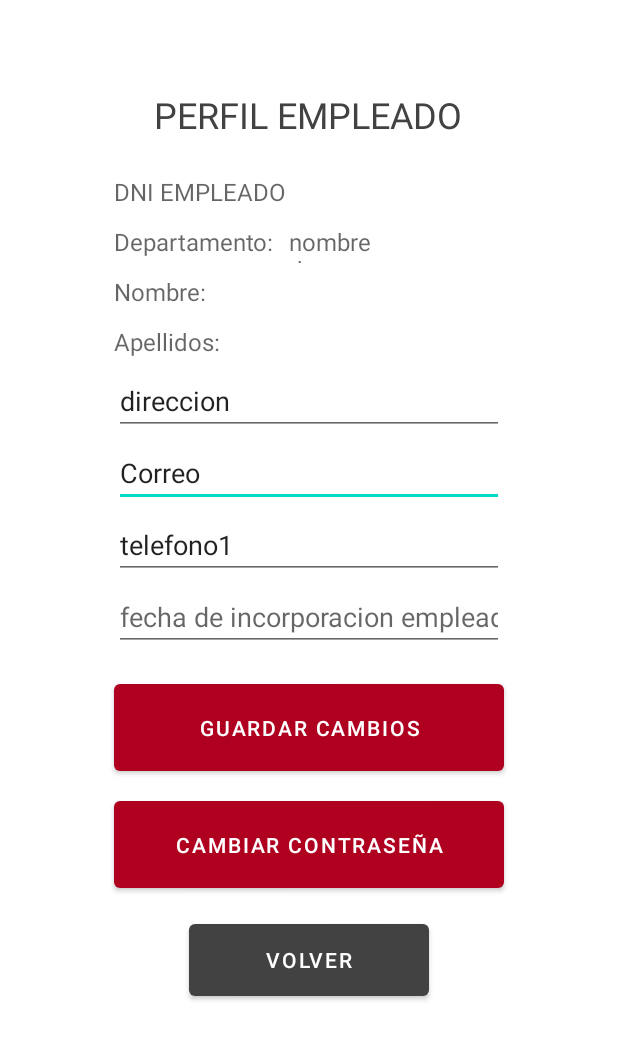
After one commit to JoseCumplido82/H91, an Android app: the ActivityPerfilEmpleado screen opened directly, with no data from a screen before it, on a phone screen of 412 x 824 dp. The commit adds this screen. Shown: the top 1040 px of the screen. Run offline under Robolectric (Android 15) with nearby library versions, the phone set to English and light mode, and no system bars.

Commit message:
añadida la clase/activity/tarea relacionadas con el perfil del empleado, en las cuales se podran ver los datos del empleado ademas de poder editar los campos, telefono, direccion y correo. Una vez aceptemos los cambios seran almacenados en la bbdd actualizando el usuario con los nuevos datos introducidos

```diff
--- a/app/src/main/AndroidManifest.xml
+++ b/app/src/main/AndroidManifest.xml
@@ -14,7 +14,8 @@
         android:roundIcon="@mipmap/ic_launcher_round"
         android:supportsRtl="true"
         android:theme="@style/Theme.H91">
-        <activity android:name=".MostrarDetalleSolicitud"></activity>
+        <activity android:name=".ActivityPerfilEmpleado"></activity>
+        <activity android:name=".MostrarDetalleSolicitud" />
         <activity android:name=".NuevoDepartamentoActivity" />
         <activity android:name=".ActivitySancionarEmpleado" />
         <activity android:name=".ActivityMensajeNotificaciones" />
--- /dev/null
+++ b/app/src/main/java/com/example/h91/ActivityPerfilEmpleado.java
@@ -0,0 +1,160 @@
+package com.example.h91;
+
+import androidx.appcompat.app.AppCompatActivity;
+
+import android.content.Intent;
+import android.os.Bundle;
+import android.util.Log;
+import android.util.Patterns;
+import android.view.View;
+import android.widget.Button;
+import android.widget.EditText;
+import android.widget.TextView;
+import android.widget.Toast;
+
+import com.example.h91.Clases.Departamento;
+import com.example.h91.Clases.Empleado;
+import com.example.h91.controladores.EmpleadoController;
+import com.example.h91.modelos.ConfiguracionDB;
+import com.example.h91.modelos.EmpleadoDB;
+
+import java.io.Serializable;
+import java.text.DateFormat;
+import java.text.ParseException;
+import java.text.SimpleDateFormat;
+import java.util.Date;
+import java.util.regex.Pattern;
+
+public class ActivityPerfilEmpleado extends AppCompatActivity {
+
+
+    TextView txt_dni1=null;
+    TextView txt_departamento1=null;
+    TextView txt_nombre1=null;
+    TextView txt_apellidos1=null;
+    EditText txt_domicilio1= null;
+    EditText txt_correo1=null;
+    EditText txt_telefono1=null;
+    EditText txt_fechaIncorpo1=null;
+    Button bt_cambiarPass=null;
+    Button bt_volverAtras=null;
+    Button bt_guardarEmpleado=null;
+    TextView txt_nombredpo=null;
+
+    @Override
+    protected void onCreate(Bundle savedInstanceState) {
+
+        //para ocultar la barra de status
+        getSupportActionBar().hide();
+
+
+
+        super.onCreate(savedInstanceState);
+        setContentView(R.layout.activity_perfil_empleado);
+        txt_dni1=(TextView)findViewById(R.id.txt_dni1);
+        txt_departamento1=(TextView)findViewById(R.id.txt_departamento1);
+        txt_nombre1=(TextView)findViewById(R.id.txt_nombre1);
+        txt_apellidos1=(TextView)findViewById(R.id.txt_apellidos1);
+        txt_domicilio1=(EditText)findViewById(R.id.txt_domicilio1);
+        txt_correo1=(EditText)findViewById(R.id.txt_correo1);
+        txt_telefono1=(EditText)findViewById(R.id.txt_telefono1);
+        txt_fechaIncorpo1=(EditText)findViewById(R.id.txt_fechaIncorpo1);
+        bt_cambiarPass=(Button)findViewById(R.id.bt_cambiarPass);
+        bt_volverAtras=(Button)findViewById(R.id.bt_volverAtras);
+        txt_nombredpo=(TextView)findViewById(R.id.txt_nombredpo);
+        bt_guardarEmpleado=(Button)findViewById(R.id.bt_guardarEmpleado);
+        String nombreDpt="";
+
+
+           boolean EmpleadoEnTabla= EmpleadoDB.EmpleadoEnTabla(ConfiguracionDB.UsuarioActual, ConfiguracionDB.PassActual);
+           if(EmpleadoEnTabla){
+              Empleado e= (EmpleadoDB.buscarEmpleadoTabla(ConfiguracionDB.UsuarioActual));
+                String dni= e.getUsuario();
+                txt_dni1.setText(dni);
+                String nombre= e.getNombre();
+                txt_nombre1.setText(nombre);
+                String apellido= e.getApellido();
+                txt_apellidos1.setText(apellido);
+
+                    int departamentoNombre=e.getIdDepartamento();
+                       if(e.getIdDepartamento()==1){
+                           nombreDpt= "Compras";
+                       }else if(e.getIdDepartamento()==2){
+                           nombreDpt="Ventas";
+                       }else if(e.getIdDepartamento()==3){
+                           nombreDpt="Financiero";
+                       }else if(e.getIdDepartamento()==4){
+                           nombreDpt="Marketplace";
+                       }else if(e.getIdDepartamento()==5){
+                           nombreDpt="Logistica";
+                       }
+                txt_departamento1.setText(String.valueOf(departamentoNombre));
+                txt_nombredpo.setText(nombreDpt);
+                String correo= e.getCorreo();
+                txt_correo1.setText(correo);
+                String telefono=e.getTelefono();
+                txt_telefono1.setText(telefono);
+                String domicilio= e.getDomicilio();
+                txt_domicilio1.setText(domicilio);
+                txt_fechaIncorpo1.setText(e.getFecha_incorporacion().toString());
+                txt_fechaIncorpo1.setFocusable(false);
+               txt_fechaIncorpo1.setEnabled(false);
+
+
+           }
+
+
+
+    }
+
+    private void mostrarToast(String encontrado) {
+        Toast.makeText(this,"logeado",Toast.LENGTH_SHORT).show();
+    }
+
+    private boolean validarEmail(String email) {
+        Pattern pattern = Patterns.EMAIL_ADDRESS;
+        return pattern.matcher(email).matches();
+    }
+
+
+    public void guardar_cambios(View view){
+        boolean EmpleadoEnTabla= EmpleadoDB.EmpleadoEnTabla(ConfiguracionDB.UsuarioActual, ConfiguracionDB.PassActual);
+        if(EmpleadoEnTabla){
+            Empleado e= (EmpleadoDB.buscarEmpleadoTabla(ConfiguracionDB.UsuarioActual));
+
+            if(!txt_correo1.getText().equals("")||!txt_domicilio1.getText().equals("")||!txt_telefono1.equals("")){
+                if(validarEmail(txt_correo1.getText().toString())){
+
+
+
+                     e= new Empleado(e.getId(),Integer.valueOf((String) txt_departamento1.getText()), txt_dni1.getText().toString(), ConfiguracionDB.PassActual, txt_nombre1.getText().toString(),
+                            txt_apellidos1.getText().toString(), txt_domicilio1.getText().toString(), txt_correo1.getText().toString(),
+                            txt_telefono1.getText().toString(),e.getFecha_incorporacion());
+
+                    Log.i("Datos del empleado", e.toString());
+                   boolean actualidadook= EmpleadoController.actualizarEmpleado(e);
+                   if(actualidadook){
+                       mostrarToast("EMPLEADO ACTUALIZADO CORRECTAMENTE");
+                       System.out.println("Empleado actualizado " + e.toString());
+                       finish();
+                   }else {
+                       mostrarToast("EMPLEADO NO ACTUALIZADO ");
+                       System.out.println("Empleado no actualizado " + e.toString());
+                   }
+
+                }else{
+                    txt_correo1.setError("Direccion de correo no válida");
+                    System.out.println("error con el correo no valido");
+                }
+            }else{
+                mostrarToast("Debe rellenar todos los 3 campos");
+                System.out.println("error al rellenar los campos");
+            }
+
+
+        }
+        else{
+            mostrarToast("no se ha encontrado el empleado");
+        }
+    }
+}
--- a/app/src/main/java/com/example/h91/Clases/EmpleadoViewHolder.java
+++ b/app/src/main/java/com/example/h91/Clases/EmpleadoViewHolder.java
@@ -39,7 +39,9 @@ public class EmpleadoViewHolder extends RecyclerView.ViewHolder implements View.
         lcAdapter.notifyDataSetChanged();
         Intent intent = new Intent(lcAdapter.getC(), MostrarDetalleEmpleadoActivity.class);
         //Empleado e1 = new Empleado(empleado.getIdDepartamento(), empleado.getNombre(), empleado.getApellido());
-        Empleado e1 = new Empleado(empleado.getIdDepartamento(),empleado.getUsuario(),empleado.getPass(), empleado.getNombre(), empleado.getApellido(), empleado.getDomicilio(), empleado.getCorreo(), empleado.getTelefono(), empleado.getFecha_incorporacion(), empleado.getFecha_salida());
+       // Empleado e1 = new Empleado(empleado.getIdDepartamento(),empleado.getUsuario(),empleado.getPass(), empleado.getNombre(), empleado.getApellido(), empleado.getDomicilio(), empleado.getCorreo(), empleado.getTelefono(), empleado.getFecha_incorporacion(), empleado.getFecha_salida());
+        Empleado e1 = new Empleado(empleado.getIdDepartamento(),empleado.getUsuario(),empleado.getPass(), empleado.getNombre(), empleado.getApellido(), empleado.getDomicilio(), empleado.getCorreo(), empleado.getTelefono(), empleado.getFecha_incorporacion());
+
 
 
         //fallo aqui
--- a/app/src/main/java/com/example/h91/MostrarDetalleEmpleadoActivity.java
+++ b/app/src/main/java/com/example/h91/MostrarDetalleEmpleadoActivity.java
@@ -71,6 +71,7 @@ public class MostrarDetalleEmpleadoActivity extends AppCompatActivity implements
 
 
 
+
     }
 
     public void CrearNotificacionEmpleado(View view) {
--- /dev/null
+++ b/app/src/main/res/layout/activity_perfil_empleado.xml
@@ -0,0 +1,175 @@
+<?xml version="1.0" encoding="utf-8"?>
+<androidx.constraintlayout.widget.ConstraintLayout xmlns:android="http://schemas.android.com/apk/res/android"
+    xmlns:app="http://schemas.android.com/apk/res-auto"
+    xmlns:tools="http://schemas.android.com/tools"
+    android:layout_width="match_parent"
+    android:layout_height="match_parent"
+    tools:context=".ActivityPerfilEmpleado">
+
+    <TextView
+        android:id="@+id/txt_perfilEmpleado"
+        android:layout_width="wrap_content"
+        android:layout_height="wrap_content"
+        android:layout_marginTop="60dp"
+        android:gravity="center"
+        android:text="@string/perfil_empleado"
+        android:textColor="@color/cardview_dark_background"
+        android:textSize="24sp"
+        app:layout_constraintEnd_toEndOf="parent"
+        app:layout_constraintHorizontal_bias="0.497"
+        app:layout_constraintStart_toStartOf="parent"
+        app:layout_constraintTop_toTopOf="parent" />
+
+    <TextView
+        android:id="@+id/txt_dni1"
+        android:layout_width="260dp"
+        android:layout_height="25dp"
+        android:layout_marginTop="24dp"
+        android:hint="@string/dni_empleado"
+        android:textSize="16sp"
+        app:layout_constraintEnd_toEndOf="parent"
+        app:layout_constraintStart_toStartOf="parent"
+        app:layout_constraintTop_toBottomOf="@+id/txt_perfilEmpleado" />
+
+    <TextView
+        android:id="@+id/txt_departamento1"
+        android:layout_width="115dp"
+        android:layout_height="25dp"
+        android:layout_marginTop="8dp"
+        android:hint="@string/departamento"
+        android:textSize="16sp"
+        app:layout_constraintEnd_toEndOf="@+id/txt_dni1"
+        app:layout_constraintHorizontal_bias="0.0"
+        app:layout_constraintStart_toStartOf="@+id/txt_dni1"
+        app:layout_constraintTop_toBottomOf="@+id/txt_dni1" />
+
+    <TextView
+        android:id="@+id/txt_nombre1"
+        android:layout_width="260dp"
+        android:layout_height="25dp"
+        android:layout_marginTop="8dp"
+        android:hint="@string/nombre"
+        android:textSize="16sp"
+        app:layout_constraintEnd_toEndOf="@+id/txt_departamento1"
+        app:layout_constraintHorizontal_bias="0.0"
+        app:layout_constraintStart_toStartOf="@+id/txt_departamento1"
+        app:layout_constraintTop_toBottomOf="@+id/txt_departamento1" />
+
+    <TextView
+        android:id="@+id/txt_apellidos1"
+        android:layout_width="260dp"
+        android:layout_height="25dp"
+        android:layout_marginTop="8dp"
+        android:hint="@string/apellidos"
+        android:textSize="16sp"
+        app:layout_constraintEnd_toEndOf="@+id/txt_nombre1"
+        app:layout_constraintHorizontal_bias="1.0"
+        app:layout_constraintStart_toStartOf="@+id/txt_nombre1"
+        app:layout_constraintTop_toBottomOf="@+id/txt_nombre1" />
+
+    <Button
+        android:id="@+id/bt_cambiarPass"
+        android:layout_width="260dp"
+        android:layout_height="70dp"
+        android:layout_marginTop="8dp"
+        android:text="@string/cambiar_contrase_a"
+        app:backgroundTint="@color/design_default_color_error"
+        app:layout_constraintEnd_toEndOf="@+id/bt_guardarEmpleado"
+        app:layout_constraintHorizontal_bias="0.496"
+        app:layout_constraintStart_toStartOf="@+id/bt_guardarEmpleado"
+        app:layout_constraintTop_toBottomOf="@+id/bt_guardarEmpleado" />
+
+    <Button
+        android:id="@+id/bt_volverAtras"
+        android:layout_width="160dp"
+        android:layout_height="60dp"
+        android:layout_marginTop="12dp"
+        android:text="@string/volver"
+        app:backgroundTint="@color/cardview_dark_background"
+        app:layout_constraintEnd_toEndOf="@+id/bt_cambiarPass"
+        app:layout_constraintStart_toStartOf="@+id/bt_cambiarPass"
+        app:layout_constraintTop_toBottomOf="@+id/bt_cambiarPass" />
+
+    <Button
+        android:id="@+id/bt_guardarEmpleado"
+        android:layout_width="260dp"
+        android:layout_height="70dp"
+        android:layout_marginTop="16dp"
+        android:onClick="guardar_cambios"
+        android:text="@string/guardar_cambios"
+        app:backgroundTint="@color/design_default_color_error"
+        app:layout_constraintEnd_toEndOf="@+id/txt_fechaIncorpo1"
+        app:layout_constraintHorizontal_bias="0.51"
+        app:layout_constraintStart_toStartOf="@+id/txt_fechaIncorpo1"
+        app:layout_constraintTop_toBottomOf="@+id/txt_fechaIncorpo1" />
+
+    <EditText
+        android:id="@+id/txt_correo1"
+        android:layout_width="260dp"
+        android:layout_height="40dp"
+        android:layout_marginTop="8dp"
+        android:autofillHints=""
+        android:ems="10"
+        android:hint="@string/correo_de_empleado"
+        android:inputType="textPersonName"
+        android:text="@string/correo"
+        app:layout_constraintEnd_toEndOf="@+id/txt_domicilio1"
+        app:layout_constraintStart_toStartOf="@+id/txt_domicilio1"
+        app:layout_constraintTop_toBottomOf="@+id/txt_domicilio1" />
+
+    <EditText
+        android:id="@+id/txt_domicilio1"
+        android:layout_width="260dp"
+        android:layout_height="40dp"
+        android:layout_marginTop="8dp"
+        android:autofillHints=""
+        android:ems="10"
+        android:hint="@string/domicilio_de_empleado"
+        android:inputType="textPersonName"
+        android:text="@string/direccion1"
+        app:layout_constraintEnd_toEndOf="@+id/txt_apellidos1"
+        app:layout_constraintStart_toStartOf="@+id/txt_apellidos1"
+        app:layout_constraintTop_toBottomOf="@+id/txt_apellidos1" />
+
+    <EditText
+        android:id="@+id/txt_telefono1"
+        android:layout_width="260dp"
+        android:layout_height="40dp"
+        android:layout_marginTop="8dp"
+        android:autofillHints=""
+        android:ems="10"
+        android:hint="@string/telefono_empleado"
+        android:inputType="textPersonName"
+        android:maxLength="9"
+        android:text="@string/telefono1"
+        app:layout_constraintEnd_toEndOf="@+id/txt_correo1"
+        app:layout_constraintStart_toStartOf="@+id/txt_correo1"
+        app:layout_constraintTop_toBottomOf="@+id/txt_correo1" />
+
+    <TextView
+        android:id="@+id/txt_nombredpo"
+        android:layout_width="145dp"
+        android:layout_height="25dp"
+        android:layout_marginTop="8dp"
+        android:hint="@string/nombre_departamento"
+        android:textSize="16sp"
+        app:layout_constraintEnd_toEndOf="parent"
+        app:layout_constraintHorizontal_bias="0.019"
+        app:layout_constraintStart_toEndOf="@+id/txt_departamento1"
+        app:layout_constraintTop_toBottomOf="@+id/txt_dni1" />
+
+    <EditText
+        android:id="@+id/txt_fechaIncorpo1"
+        android:layout_width="260dp"
+        android:layout_height="40dp"
+        android:layout_marginTop="8dp"
+        android:autofillHints=""
+        android:ems="10"
+        android:hint="@string/fecha_de_incorporacion_empleado"
+        android:inputType="date"
+        app:layout_constraintEnd_toEndOf="@+id/txt_telefono1"
+        app:layout_constraintHorizontal_bias="0.489"
+        app:layout_constraintStart_toStartOf="@+id/txt_telefono1"
+        app:layout_constraintTop_toBottomOf="@+id/txt_telefono1" />
+
+</androidx.constraintlayout.widget.ConstraintLayout>
--- a/app/src/main/res/values/strings.xml
+++ b/app/src/main/res/values/strings.xml
@@ -156,4 +156,21 @@
     <string name="todo7">TODO</string>
     <string name="todo8">TODO</string>
     <string name="todo9">TODO</string>
+    <string name="perfil_empleado">PERFIL EMPLEADO</string>
+    <string name="domicilio">Domicilio</string>
+    <string name="telefono">Telefono</string>
+    <string name="cambiar_contrase_a">Cambiar Contraseña</string>
+    <string name="guardar_datos">guardar datos</string>
+    <string name="perfil_personal">Perfil Personal</string>
+    <string name="domicilio_empleado">domicilio empleado</string>
+    <string name="numero_de_telefono">Numero de telefono</string>
+    <string name="correo_de_contacto">correo de contacto</string>
+    <string name="guardar_cambios">guardar cambios</string>
+    <string name="nombre_departamento">nombre departamento</string>
+    <string name="telefono1">telefono1</string>
+    <string name="direccion1">direccion</string>
+    <string name="fecha_de_incorporacion_empleado">fecha de incorporacion empleado</string>
+    <string name="correo_de_empleado">correo de empleado</string>
+    <string name="domicilio_de_empleado">domicilio de empleado</string>
+    <string name="telefono_empleado">telefono empleado</string>
 </resources>
```
Also changed, not shown: app/src/main/java/com/example/h91/Clases/Empleado.java (+14 -4 lines), app/src/main/java/com/example/h91/MainActivity.java (+18 -1 lines), app/src/main/java/com/example/h91/PanelEmpleado.java (+28 -1 lines), app/src/main/java/com/example/h91/controladores/EmpleadoController.java (+29 -0 lines), app/src/main/java/com/example/h91/modelos/EmpleadoDB.java (+9 -9 lines), app/src/main/java/com/example/h91/tareas/TareaActualizarEmpleado.java (added, +19 -0 lines), app/src/main/res/layout/activity_panel_empleado.xml (+12 -2 lines).
